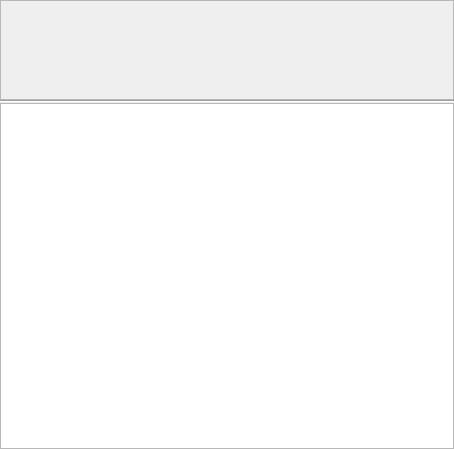
Above: ApperKCM/Updater/Updater.ui from KDE/apper before the change. Below: the same form after it.
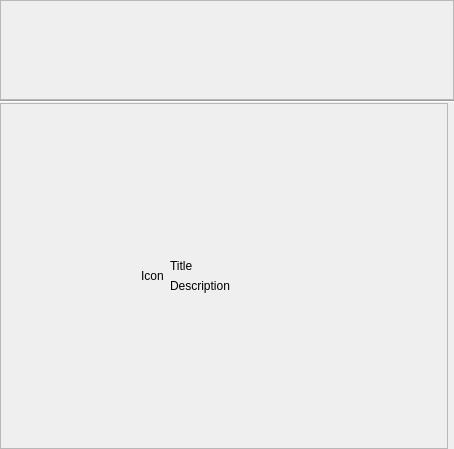
That is the form after the change. Custom widgets are drawn as their Qt base class.

Commit message: Fix ShowSize Issues, Improved Updater to show a nicer info when the System is Up to date :)

The edit to the form file:
```diff
--- a/ApperKCM/Updater/Updater.ui
+++ b/ApperKCM/Updater/Updater.ui
@@ -20,40 +20,6 @@
    <property name="margin">
     <number>0</number>
    </property>
-   <item row="3" column="0" colspan="2">
-    <widget class="QTreeView" name="packageView">
-     <property name="mouseTracking">
-      <bool>true</bool>
-     </property>
-     <property name="contextMenuPolicy">
-      <enum>Qt::CustomContextMenu</enum>
-     </property>
-     <property name="horizontalScrollBarPolicy">
-      <enum>Qt::ScrollBarAlwaysOff</enum>
-     </property>
-     <property name="editTriggers">
-      <set>QAbstractItemView::DoubleClicked|QAbstractItemView::EditKeyPressed|QAbstractItemView::SelectedClicked</set>
-     </property>
-     <property name="showDropIndicator" stdset="0">
-      <bool>false</bool>
-     </property>
-     <property name="alternatingRowColors">
-      <bool>true</bool>
-     </property>
-     <property name="verticalScrollMode">
-      <enum>QAbstractItemView::ScrollPerPixel</enum>
-     </property>
-     <property name="rootIsDecorated">
-      <bool>false</bool>
-     </property>
-     <property name="itemsExpandable">
-      <bool>false</bool>
-     </property>
-     <property name="expandsOnDoubleClick">
-      <bool>false</bool>
-     </property>
-    </widget>
-   </item>
    <item row="0" column="0" colspan="2">
     <widget class="QScrollArea" name="distroUpgradesSA">
      <property name="maximumSize">
@@ -101,6 +67,165 @@
      </property>
     </widget>
    </item>
+   <item row="3" column="0">
+    <widget class="QStackedWidget" name="stackedWidget">
+     <property name="currentIndex">
+      <number>1</number>
+     </property>
+     <widget class="QWidget" name="page">
+      <layout class="QGridLayout" name="gridLayout_2">
+       <property name="margin">
+        <number>0</number>
+       </property>
+       <item row="0" column="0">
+        <widget class="QTreeView" name="packageView">
+         <property name="mouseTracking">
+          <bool>true</bool>
+         </property>
+         <property name="contextMenuPolicy">
+          <enum>Qt::CustomContextMenu</enum>
+         </property>
+         <property name="horizontalScrollBarPolicy">
+          <enum>Qt::ScrollBarAlwaysOff</enum>
+         </property>
+         <property name="editTriggers">
+          <set>QAbstractItemView::DoubleClicked|QAbstractItemView::EditKeyPressed|QAbstractItemView::SelectedClicked</set>
+         </property>
+         <property name="showDropIndicator" stdset="0">
+          <bool>false</bool>
+         </property>
+         <property name="alternatingRowColors">
+          <bool>true</bool>
+         </property>
+         <property name="verticalScrollMode">
+          <enum>QAbstractItemView::ScrollPerPixel</enum>
+         </property>
+         <property name="rootIsDecorated">
+          <bool>false</bool>
+         </property>
+         <property name="itemsExpandable">
+          <bool>false</bool>
+         </property>
+         <property name="expandsOnDoubleClick">
+          <bool>false</bool>
+         </property>
+        </widget>
+       </item>
+      </layout>
+     </widget>
+     <widget class="QWidget" name="page_2">
+      <layout class="QGridLayout" name="gridLayout_3">
+       <property name="margin">
+        <number>0</number>
+       </property>
+       <item row="0" column="0">
+        <widget class="QFrame" name="frame">
+         <property name="focusPolicy">
+          <enum>Qt::WheelFocus</enum>
+         </property>
+         <property name="frameShape">
+          <enum>QFrame::StyledPanel</enum>
+         </property>
+         <property name="frameShadow">
+          <enum>QFrame::Sunken</enum>
+         </property>
+         <layout class="QGridLayout" name="gridLayout_4">
+          <property name="margin">
+           <number>0</number>
+          </property>
+          <item row="0" column="2">
+           <widget class="QFrame" name="backgroundFrame">
+            <property name="autoFillBackground">
+             <bool>true</bool>
+            </property>
+            <layout class="QGridLayout" name="gridLayout_5">
+             <property name="margin">
+              <number>0</number>
+             </property>
+             <item row="0" column="2" rowspan="2">
+              <widget class="QLabel" name="iconL">
+               <property name="text">
+                <string notr="true">Icon</string>
+               </property>
+              </widget>
+             </item>
+             <item row="0" column="4">
+              <widget class="QLabel" name="titleL">
+               <property name="sizePolicy">
+                <sizepolicy hsizetype="Expanding" vsizetype="Preferred">
+                 <horstretch>0</horstretch>
+                 <verstretch>0</verstretch>
+                </sizepolicy>
+               </property>
+               <property name="text">
+                <string notr="true">Title</string>
+               </property>
+               <property name="alignment">
+                <set>Qt::AlignBottom|Qt::AlignLeading|Qt::AlignLeft</set>
+               </property>
+               <property name="wordWrap">
+                <bool>true</bool>
+               </property>
+              </widget>
+             </item>
+             <item row="1" column="4">
+              <widget class="QLabel" name="descriptionL">
+               <property name="sizePolicy">
+                <sizepolicy hsizetype="Expanding" vsizetype="Preferred">
+                 <horstretch>0</horstretch>
+                 <verstretch>0</verstretch>
+                </sizepolicy>
+               </property>
+               <property name="text">
+                <string notr="true">Description</string>
+               </property>
+               <property name="alignment">
+                <set>Qt::AlignLeading|Qt::AlignLeft|Qt::AlignTop</set>
+               </property>
+               <property name="wordWrap">
+                <bool>true</bool>
+               </property>
+               <property name="margin">
+                <number>10</number>
+               </property>
+              </widget>
+             </item>
+             <item row="0" column="1" rowspan="2">
+              <spacer name="horizontalSpacer">
+               <property name="orientation">
+                <enum>Qt::Horizontal</enum>
+               </property>
+               <property name="sizeHint" stdset="0">
+                <size>
+                 <width>140</width>
+                 <height>210</height>
+                </size>
+               </property>
+              </spacer>
+             </item>
+             <item row="0" column="5" rowspan="2">
+              <spacer name="horizontalSpacer_2">
+               <property name="orientation">
+                <enum>Qt::Horizontal</enum>
+               </property>
+               <property name="sizeHint" stdset="0">
+                <size>
+                 <width>159</width>
+                 <height>52</height>
+                </size>
+               </property>
+              </spacer>
+             </item>
+            </layout>
+           </widget>
+          </item>
+         </layout>
+        </widget>
+       </item>
+      </layout>
+     </widget>
+    </widget>
+   </item>
   </layout>
  </widget>
  <customwidgets>
```
The commit also changes 12 other files.
